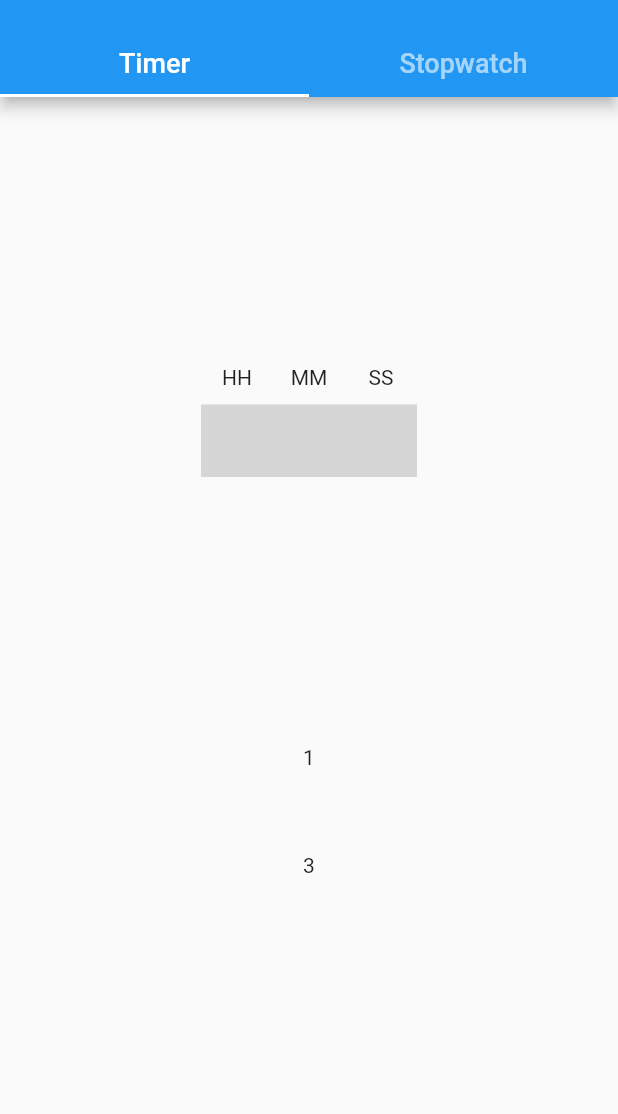
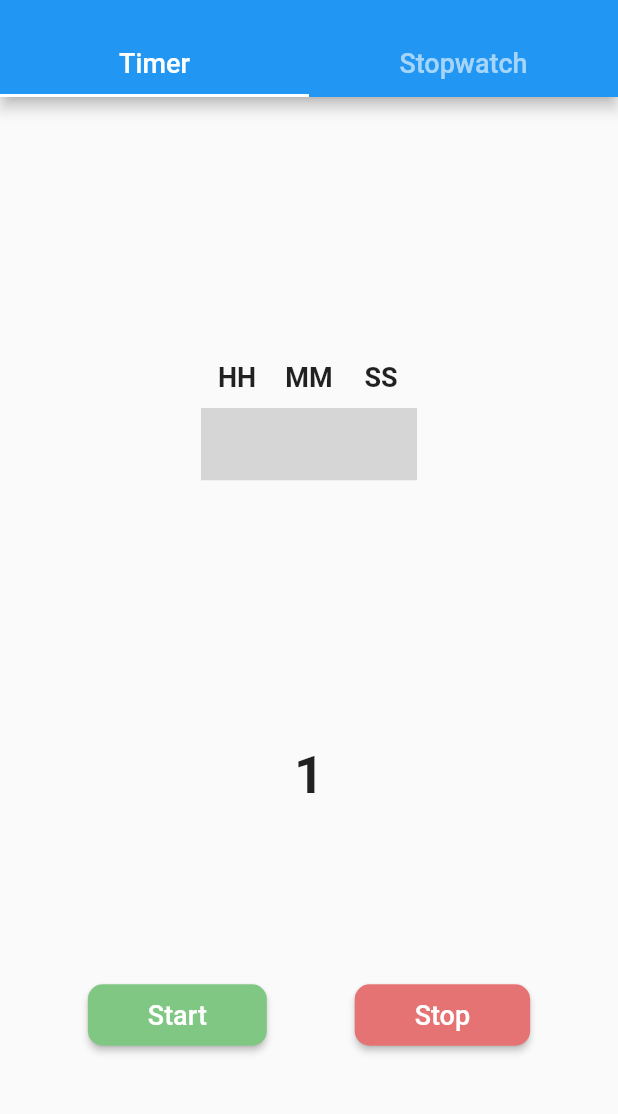
Before and after one commit to MatthieuNadeau96/time_project, a Flutter app: the screen it shows after launch, on a phone screen of 412 x 824 dp, the part 59-1173 px from its top. Run offline on Flutter 3.47's test engine with Material 2 defaults, Android fonts, the phone set to English and light mode, and no system bars; our stand-ins replace numberpicker; statements that could not run were skipped; grey boxes are pictures that could not be loaded.

Commit message:
added start and stop buttons and more styling

```diff
--- a/lib/main.dart
+++ b/lib/main.dart
@@ -1,3 +1,5 @@
+import 'dart:ui';
+
 import 'package:flutter/material.dart';
 import 'package:numberpicker/numberpicker.dart';
 
@@ -57,6 +59,10 @@ class _MyHomePageState extends State<MyHomePage> with TickerProviderStateMixin {
                       ),
                       child: Text(
                         'HH',
+                        style: TextStyle(
+                          fontSize: 18.0,
+                          fontWeight: FontWeight.bold,
+                        ),
                       ),
                     ),
                     NumberPicker.integer(
@@ -80,6 +86,10 @@ class _MyHomePageState extends State<MyHomePage> with TickerProviderStateMixin {
                       ),
                       child: Text(
                         'MM',
+                        style: TextStyle(
+                          fontSize: 18.0,
+                          fontWeight: FontWeight.bold,
+                        ),
                       ),
                     ),
                     NumberPicker.integer(
@@ -103,6 +113,10 @@ class _MyHomePageState extends State<MyHomePage> with TickerProviderStateMixin {
                       ),
                       child: Text(
                         'SS',
+                        style: TextStyle(
+                          fontSize: 18.0,
+                          fontWeight: FontWeight.bold,
+                        ),
                       ),
                     ),
                     NumberPicker.integer(
@@ -121,11 +135,57 @@ class _MyHomePageState extends State<MyHomePage> with TickerProviderStateMixin {
           ),
           Expanded(
             flex: 1,
-            child: Text('1'),
+            child: Text(
+              '1',
+              style: TextStyle(
+                fontSize: 35.0,
+                fontWeight: FontWeight.w600,
+              ),
+            ),
           ),
           Expanded(
             flex: 3,
-            child: Text('3'),
+            child: Row(
+              mainAxisAlignment: MainAxisAlignment.spaceEvenly,
+              children: <Widget>[
+                RaisedButton(
+                  onPressed: () {},
+                  padding: EdgeInsets.symmetric(
+                    horizontal: 40.0,
+                    vertical: 10.0,
+                  ),
+                  color: Colors.green[300],
+                  child: Text(
+                    'Start',
+                    style: TextStyle(
+                      fontSize: 18.0,
+                      color: Colors.white,
+                    ),
+                  ),
+                  shape: RoundedRectangleBorder(
+                    borderRadius: BorderRadius.circular(10),
+                  ),
+                ),
+                RaisedButton(
+                  onPressed: () {},
+                  padding: EdgeInsets.symmetric(
+                    horizontal: 40.0,
+                    vertical: 10.0,
+                  ),
+                  color: Colors.red[300],
+                  child: Text(
+                    'Stop',
+                    style: TextStyle(
+                      fontSize: 18.0,
+                      color: Colors.white,
+                    ),
+                  ),
+                  shape: RoundedRectangleBorder(
+                    borderRadius: BorderRadius.circular(10),
+                  ),
+                ),
+              ],
+            ),
           ),
         ],
       ),
```
